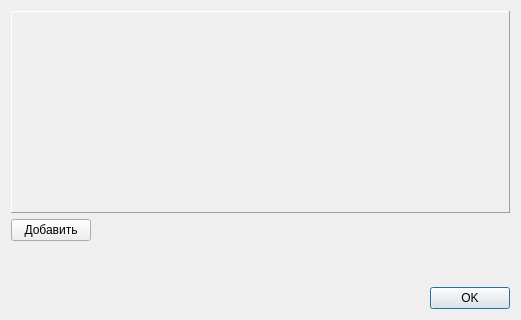
This is Application/ui/uiorders.ui in VladimirChotiy/sos_orders as Qt 5 draws it before an edit. The edited form follows.
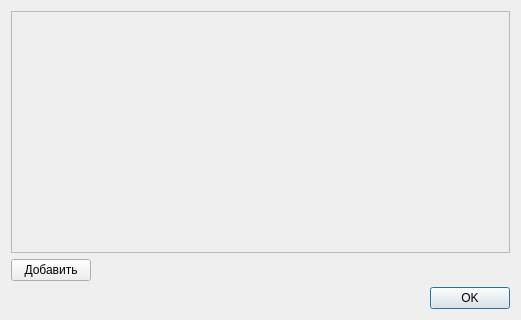
This is the edited form. Icons and pictures are not drawn.

The edit to the form file:
```diff
--- a/Application/ui/uiorders.ui
+++ b/Application/ui/uiorders.ui
@@ -26,48 +26,27 @@
   <layout class="QVBoxLayout" name="verticalLayout">
    <item>
     <widget class="QScrollArea" name="sa_ScrollFrame">
-     <property name="enabled">
-      <bool>true</bool>
-     </property>
-     <property name="sizePolicy">
-      <sizepolicy hsizetype="Preferred" vsizetype="Expanding">
-       <horstretch>0</horstretch>
-       <verstretch>0</verstretch>
-      </sizepolicy>
-     </property>
      <property name="font">
       <font>
-       <pointsize>11</pointsize>
-       <weight>75</weight>
-       <bold>true</bold>
-       <underline>true</underline>
+       <pointsize>10</pointsize>
       </font>
      </property>
      <property name="frameShape">
-      <enum>QFrame::Panel</enum>
-     </property>
-     <property name="frameShadow">
-      <enum>QFrame::Raised</enum>
+      <enum>QFrame::StyledPanel</enum>
      </property>
      <property name="horizontalScrollBarPolicy">
       <enum>Qt::ScrollBarAlwaysOff</enum>
      </property>
-     <property name="sizeAdjustPolicy">
-      <enum>QAbstractScrollArea::AdjustToContentsOnFirstShow</enum>
-     </property>
      <property name="widgetResizable">
       <bool>true</bool>
      </property>
-     <property name="alignment">
-      <set>Qt::AlignHCenter|Qt::AlignTop</set>
-     </property>
-     <widget class="QWidget" name="scrollAreaWidgetContents">
+     <widget class="QWidget" name="sa_ScrollLayout">
       <property name="geometry">
        <rect>
         <x>0</x>
         <y>0</y>
         <width>501</width>
-        <height>195</height>
+        <height>241</height>
        </rect>
       </property>
       <layout class="QVBoxLayout" name="verticalLayout_3">
@@ -109,22 +88,6 @@
      </item>
     </layout>
    </item>
-   <item>
-    <spacer name="verticalSpacer">
-     <property name="orientation">
-      <enum>Qt::Vertical</enum>
-     </property>
-     <property name="sizeType">
-      <enum>QSizePolicy::Preferred</enum>
-     </property>
-     <property name="sizeHint" stdset="0">
-      <size>
-       <width>20</width>
-       <height>40</height>
-      </size>
-     </property>
-    </spacer>
-   </item>
    <item>
     <widget class="QDialogButtonBox" name="buttonBox">
      <property name="orientation">
```
Left out of the diff: 12 changed lines with no effect on the pictures.
